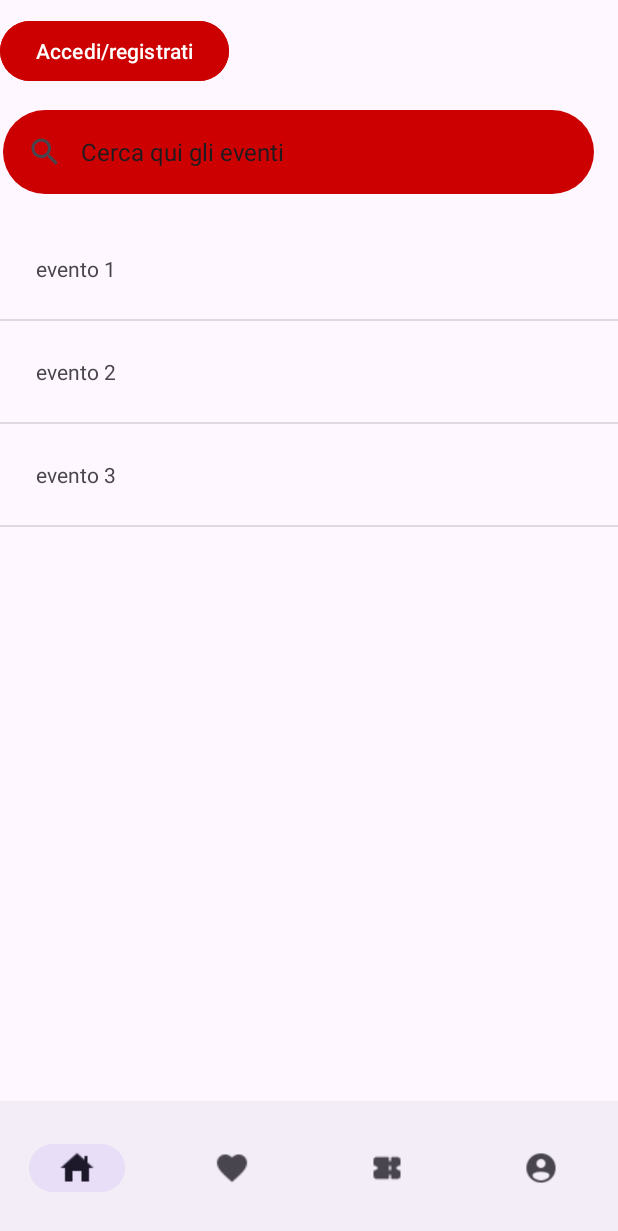
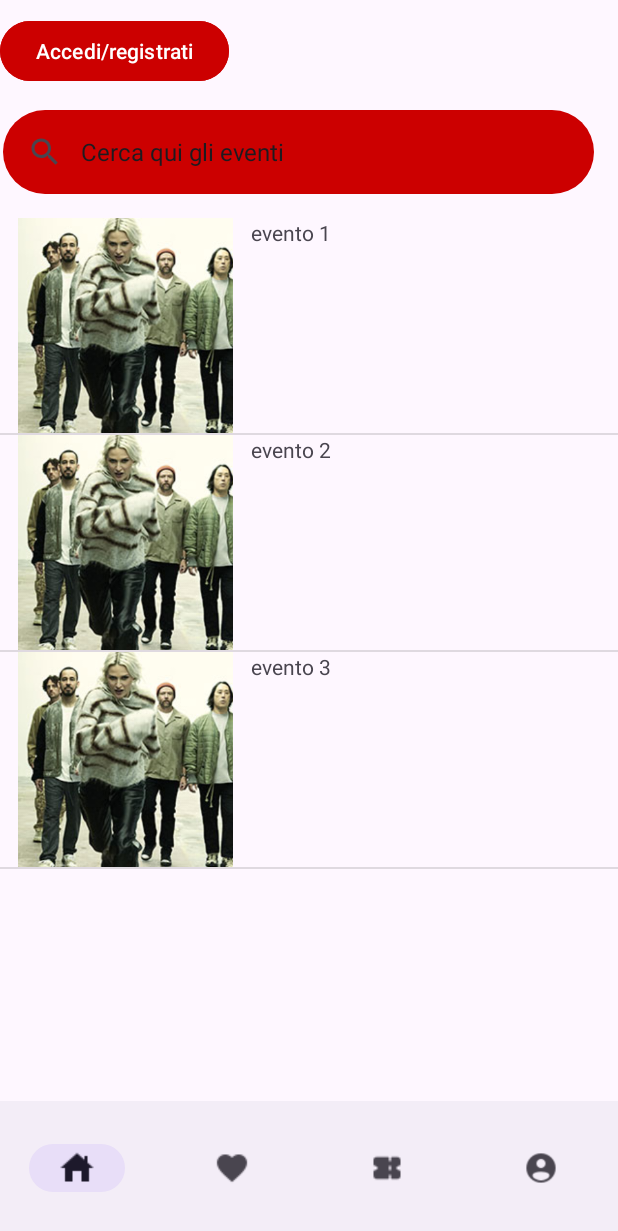
Before and after one commit to sanzaaaaaa/EventFinder, an Android app: the screen it shows after launch (MainActivity), on a phone screen of 412 x 824 dp. Shown: the top 1231 px of the screen. Run offline under Robolectric (Android 15) with nearby library versions, the phone set to English and light mode, and no system bars.

Commit message:
test di aggiunta eventi con immagine (non va bene)

```diff
--- a/EventFinder/app/src/main/res/layout/oggetti_listview.xml
+++ b/EventFinder/app/src/main/res/layout/oggetti_listview.xml
@@ -2,13 +2,17 @@
 <LinearLayout xmlns:android="http://schemas.android.com/apk/res/android"
     android:layout_width="match_parent"
     android:layout_height="match_parent"
-    android:orientation="vertical">
+    android:orientation="horizontal">
+
+    <ImageView
+        android:id="@+id/linkinParkEvento"
+        android:layout_width="167dp"
+        android:layout_height="143dp"
+        android:src="@drawable/linkinpark_evento"/>
 
     <TextView
+        android:id="@+id/oggettiListView"
         android:layout_width="match_parent"
-        android:layout_height="wrap_content"
-        android:id="@+id/oggettiListView"
-        android:layout_gravity="center"
-        android:padding="24dp"/>
+        android:layout_height="143dp" />
 
 </LinearLayout>
```
Also changed, not shown: EventFinder/app/src/main/res/drawable/linkinpark_evento.jpg (added).
